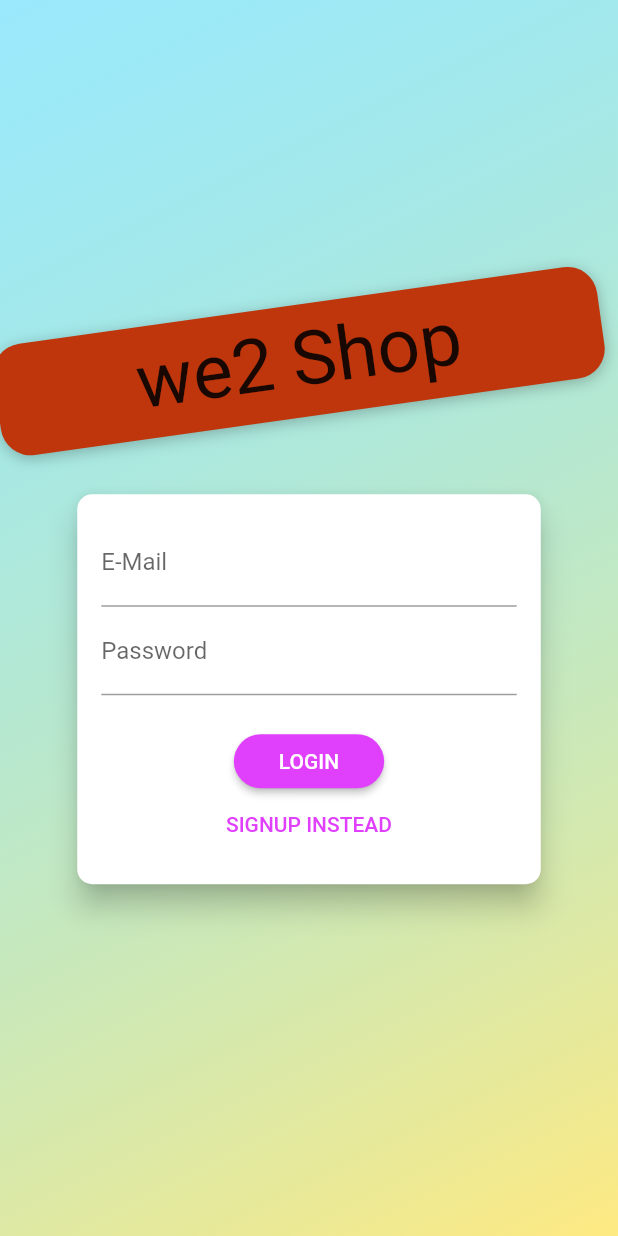
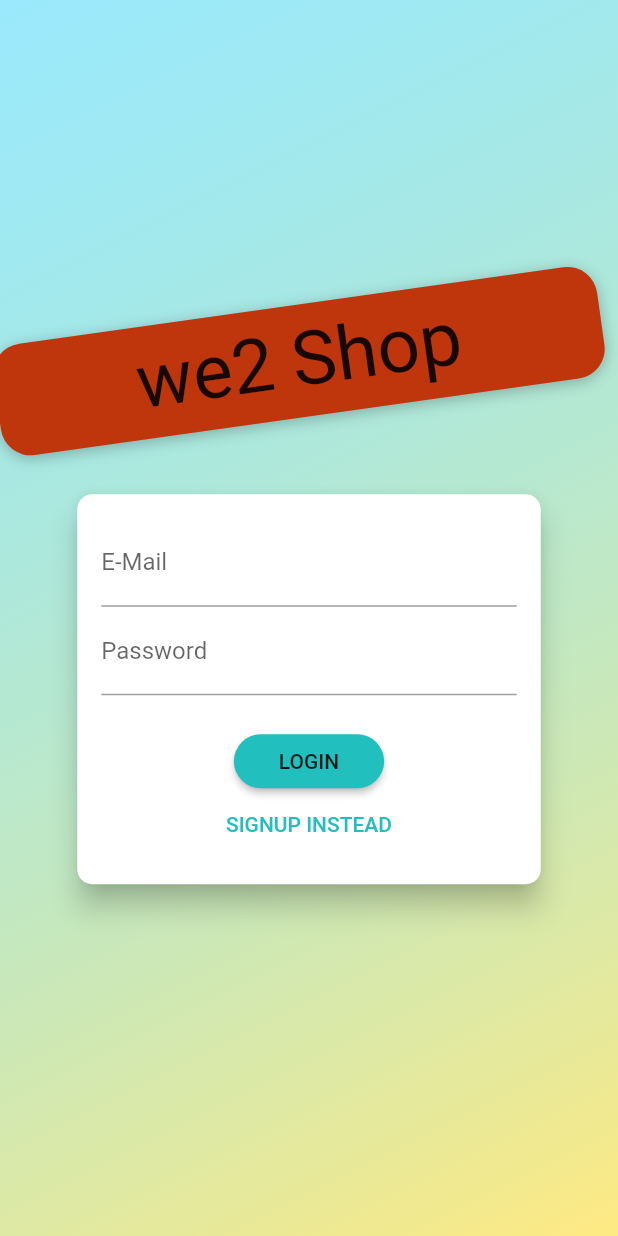
Before and after one commit to nikhilmeria/flutter_2.0_prac, a Flutter app: the screen it shows after launch, on a phone screen of 412 x 824 dp. Run offline on Flutter 3.47's test engine with Material 2 defaults, Android fonts, the phone set to English and light mode, and no system bars; our stand-ins replace firebase_auth, firebase_core, google_fonts, google_sign_in, rflutter_alert; missing offline and left inert: cloud_firestore_web, firebase_auth_web, firebase_core_web, google_sign_in_web; accounts and stored records are empty.

```diff
--- a/lib/learn-state-mngt-provider/provider/auth-provider.dart
+++ b/lib/learn-state-mngt-provider/provider/auth-provider.dart
@@ -3,14 +3,15 @@ import 'package:flutter/services.dart';
 
 class AuthProvider {
   static FirebaseAuth _auth = FirebaseAuth.instance;
+  static late User userData; //this will provide the current users DATA.
 
   //auth change user STREAM
-  static Stream<String?> get user {
-    String currentUsrId;
+  static Stream<User?> get user {
+    // String currentUsrId;
     return _auth.authStateChanges().map((ei) {
       if (ei != null) {
-        currentUsrId = ei.uid;
-        return currentUsrId;
+        // print("AUTH STREAM  => $ei");
+        return userData = ei;
       } else {
         return null;
       }
--- a/lib/learn-state-mngt-provider/screens/authScreen.dart
+++ b/lib/learn-state-mngt-provider/screens/authScreen.dart
@@ -6,10 +6,9 @@ class AuthScreen extends StatelessWidget {
   @override
   Widget build(BuildContext context) {
     final deviceSize = MediaQuery.of(context).size;
-    // final transformConfig = Matrix4.rotationZ(-8 * pi / 180);
-    // transformConfig.translate(-10.0);
+
     return Scaffold(
-      // resizeToAvoidBottomInset: false,
+      resizeToAvoidBottomInset: true,
       body: Stack(
         children: <Widget>[
           Container(
--- a/lib/learn-state-mngt-provider/widgets/cart_item.dart
+++ b/lib/learn-state-mngt-provider/widgets/cart_item.dart
@@ -87,7 +87,7 @@ class CartItem extends StatelessWidget {
       ),
       onDismissed: (direction) {
         Provider.of<CartProvider>(context, listen: false)
-            .removeItemFromCart(prodId);
+            .removeSingleItemFromCart(prodId);
       },
       confirmDismiss: (dismissDirection) {
         return showDialog(
--- a/lib/main.dart
+++ b/lib/main.dart
@@ -8,6 +8,7 @@ import 'package:coffee_shop_ui/learn-state-mngt-provider/screens/cartScreen.dart
 import 'package:coffee_shop_ui/learn-state-mngt-provider/screens/myAppScreen.dart';
 import 'package:coffee_shop_ui/learn-state-mngt-provider/screens/orderScreen.dart';
 import 'package:coffee_shop_ui/learn-state-mngt-provider/screens/productDetailsScreen.dart';
+import 'package:firebase_auth/firebase_auth.dart';
 import 'package:firebase_core/firebase_core.dart';
 
 import 'package:flutter/material.dart';
@@ -41,9 +42,9 @@ void main() async {
       child: MaterialApp(
         theme: ThemeData(
           accentColor: Colors.orangeAccent,
-          primaryColor: Colors.purpleAccent,
+          primaryColor: Color(0xFF21BFBD),
         ),
-        home: Consumer<String?>(
+        home: Consumer<User?>(
           builder: (context, authData, child) =>
               authData == null ? AuthScreen() : MyAppScreen(),
         ),
```
Also changed, not shown: lib/learn-state-mngt-provider/provider/cart_provider.dart (+17 -2 lines), lib/learn-state-mngt-provider/screens/myAppScreen.dart (+20 -9 lines), lib/learn-state-mngt-provider/screens/orderScreen.dart (+6 -1 lines).
